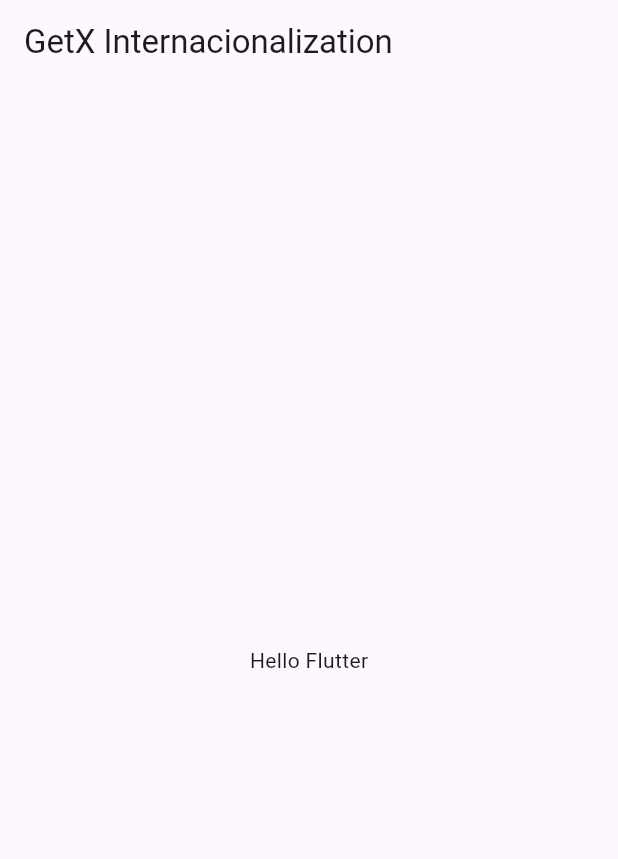
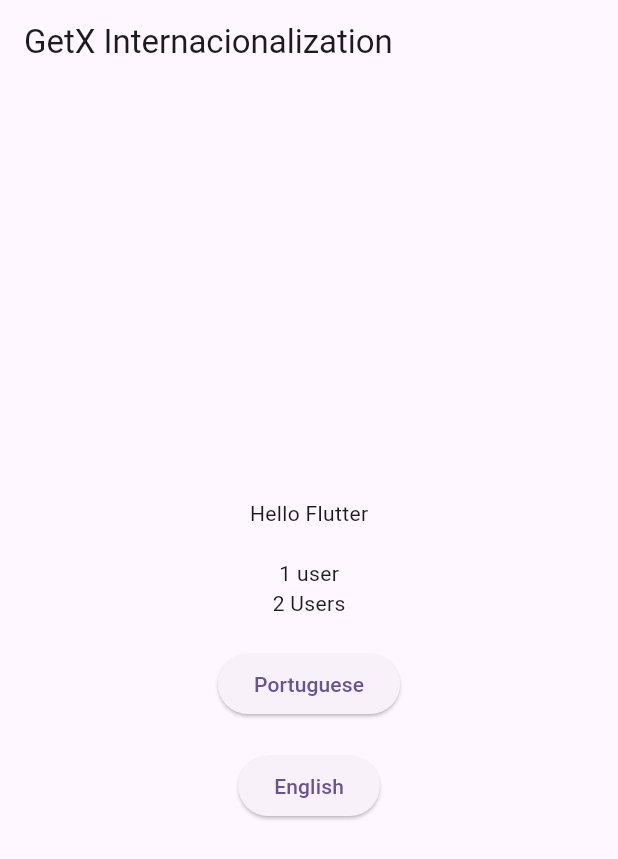
Before and after one commit to gilvancosta/GetX-Internationalization, a Flutter app: the screen it shows after launch, on a phone screen of 412 x 824 dp. Shown: the top 859 px of the screen. Run offline on Flutter 3.47's test engine with Material 2 defaults, Android fonts, the light colour scheme and no system bars; our stand-ins replace get.

Commit message:
trPluralParams

```diff
--- a/lib/src/core/translation/translation_keys.dart
+++ b/lib/src/core/translation/translation_keys.dart
@@ -9,6 +9,8 @@
           'welcome': 'Welcome',
           'hello': 'Hello @name',
           'name': ' Name',
+          'user_list_title_simple': '@total user',
+          'user_list_title_plural': '@total Users',
         },
         'pt_BR': {
           'title': 'GetX Internacionalização',
@@ -16,6 +18,8 @@
           'welcome': 'Bem-vindo',
           'hello': 'Olá @name',
           'name': 'Nome',
+          'user_list_title_simple': '@total Usuário',
+          'user_list_title_plural': '@total Usuários',
         },
       };
 }
--- a/lib/src/ui/page/page_home.dart
+++ b/lib/src/ui/page/page_home.dart
@@ -20,6 +20,23 @@
         mainAxisAlignment: MainAxisAlignment.center,
         children: [
           Text('hello'.trParams({'name': 'Flutter'})),
+          const SizedBox(height: 20),
+          Text('user_list_title_simple'.trPluralParams('user_list_title_plural', 1, {'total': '1'})),
+          Text('user_list_title_simple'.trPluralParams('user_list_title_plural', 2, {'total': '2'})),
+          const SizedBox(height: 20),
+          ElevatedButton(
+              onPressed: () {
+                Get.updateLocale(const Locale('pt', 'BR'));
+              },
+              child: const Text('Portuguese')),
+
+          const SizedBox(height: 20),
+          ElevatedButton(
+              onPressed: () {
+                Get.updateLocale(const Locale('en', 'US'));
+              },
+              child: const Text('English')),
+
           // Obx(() => Text(controller.user.value.name)),
         ],
       )),
```
